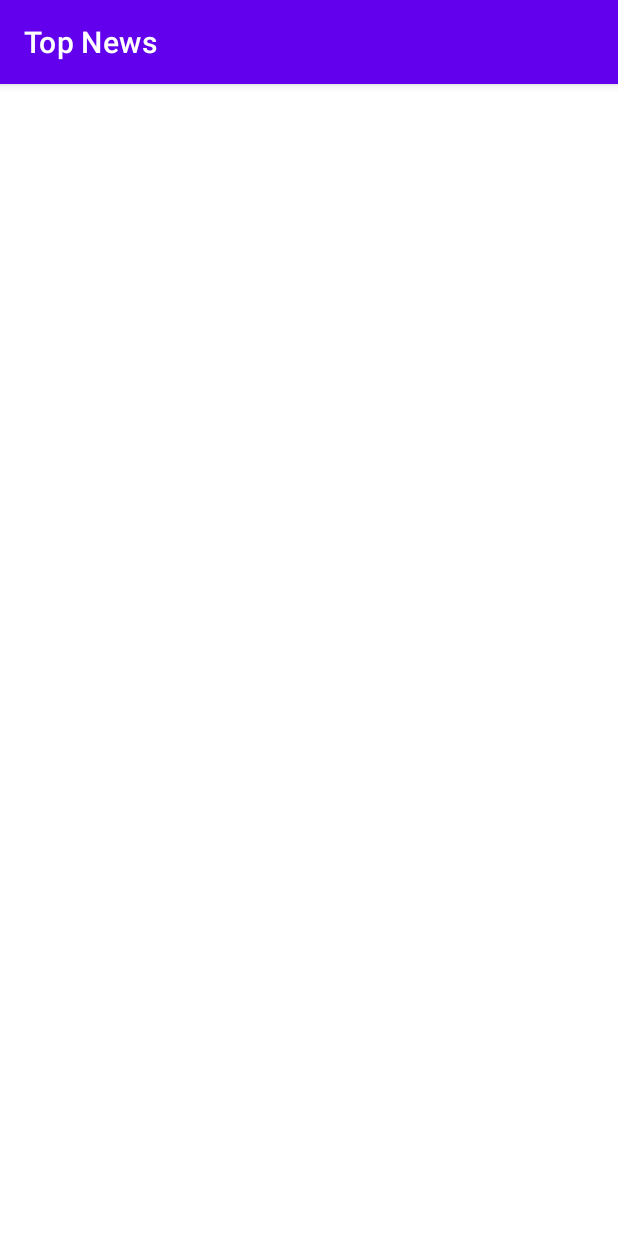
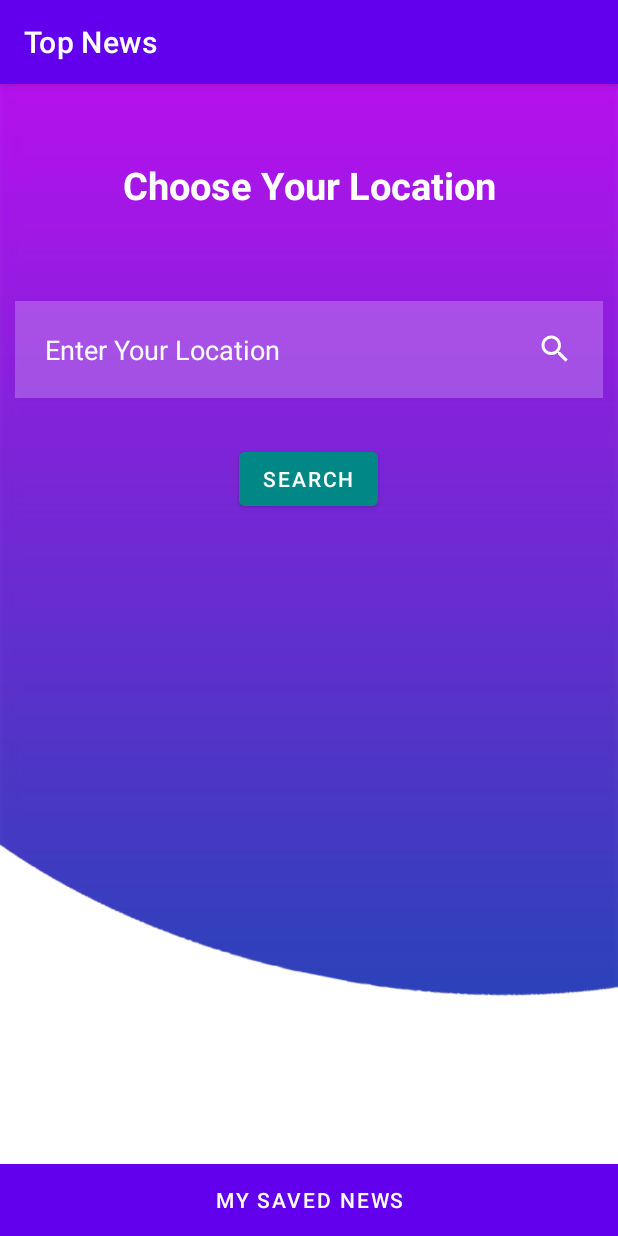
Before and after one commit to echwaadams/Top-News, an Android app: the LocationActivity screen opened directly, with no data from a screen before it, on a phone screen of 412 x 824 dp. Run offline under Robolectric (Android 15) with nearby library versions, the phone set to English and light mode, and no system bars; our stand-ins replace ButterKnife.

Commit message:
implemented location search functionality.

```diff
--- a/app/src/main/java/com/adams/topnews/ui/LocationActivity.java
+++ b/app/src/main/java/com/adams/topnews/ui/LocationActivity.java
@@ -2,13 +2,47 @@ package com.adams.topnews.ui;
 
 import androidx.appcompat.app.AppCompatActivity;
 
+import android.content.Intent;
 import android.os.Bundle;
+import android.view.View;
+import android.widget.Button;
+import android.widget.EditText;
+import android.widget.TextView;
 
-public class LocationActivity extends AppCompatActivity {
+import com.adams.topnews.R;
+
+import butterknife.BindView;
+import butterknife.ButterKnife;
+
+public class LocationActivity extends AppCompatActivity implements View.OnClickListener{
+
+
+    @BindView(R.id.locationTextView)
+    TextView mLocationTextView;
+    @BindView(R.id.locationEditText)
+    EditText mLocationEditText;
+    @BindView(R.id.findHomesButton)
+    Button mFindHomesButton;
+    @BindView(R.id.savedNewsButton) Button mSavedNewsButton;
 
     @Override
     protected void onCreate(Bundle savedInstanceState) {
         super.onCreate(savedInstanceState);
         setContentView(R.layout.activity_location);
+        //binding Views
+        ButterKnife.bind(this);
+
+        //setting clickListener
+        mFindHomesButton.setOnClickListener(this);
+        mSavedNewsButton.setOnClickListener(this);
+    }
+
+    @Override
+    public void onClick(View view){
+        if (view == mFindHomesButton){
+            String location = mLocationEditText.getText().toString();
+            Intent intent = new Intent(LoginActivity.this, NewsActivity.class);
+            startActivity(intent);
+        }
     }
 }
--- /dev/null
+++ b/app/src/main/res/drawable/ic_baseline_search_24.xml
@@ -0,0 +1,5 @@
+<vector android:height="24dp" android:tint="#FFFFFF"
+    android:viewportHeight="24" android:viewportWidth="24"
+    android:width="24dp" xmlns:android="http://schemas.android.com/apk/res/android">
+    <path android:fillColor="@android:color/white" android:pathData="M15.5,14h-0.79l-0.28,-0.27C15.41,12.59 16,11.11 16,9.5 16,5.91 13.09,3 9.5,3S3,5.91 3,9.5 5.91,16 9.5,16c1.61,0 3.09,-0.59 4.23,-1.57l0.27,0.28v0.79l5,4.99L20.49,19l-4.99,-5zM9.5,14C7.01,14 5,11.99 5,9.5S7.01,5 9.5,5 14,7.01 14,9.5 11.99,14 9.5,14z"/>
+</vector>
--- a/app/src/main/res/layout/activity_location.xml
+++ b/app/src/main/res/layout/activity_location.xml
@@ -1,9 +1,58 @@
 <?xml version="1.0" encoding="utf-8"?>
-<androidx.constraintlayout.widget.ConstraintLayout xmlns:android="http://schemas.android.com/apk/res/android"
-    xmlns:app="http://schemas.android.com/apk/res-auto"
+<RelativeLayout xmlns:android="http://schemas.android.com/apk/res/android"
     xmlns:tools="http://schemas.android.com/tools"
     android:layout_width="match_parent"
+    android:background="@drawable/login"
     android:layout_height="match_parent"
     tools:context=".ui.LocationActivity">
 
-</androidx.constraintlayout.widget.ConstraintLayout>
+    <TextView
+        android:id="@+id/locationTextView"
+        android:layout_width="match_parent"
+        android:layout_height="wrap_content"
+        android:text="Choose Your Location"
+        android:textColor="@color/white"
+        android:textSize="25dp"
+        android:textStyle="bold"
+        android:layout_margin="50dp"
+        android:gravity="center"/>
+
+    <EditText
+        android:layout_width="match_parent"
+        android:layout_height="wrap_content"
+        android:id="@+id/locationEditText"
+        android:background="#38ffffff"
+        android:hint="Enter Your Location"
+        android:layout_below="@id/locationTextView"
+        android:textColorHint="@color/white"
+        android:layout_margin="10dp"
+        android:drawableRight="@drawable/ic_baseline_search_24"
+        android:drawablePadding="20dp"
+        android:padding="20dp"/>
+
+    <com.google.android.material.button.MaterialButton
+        android:id="@+id/findHomesButton"
+        android:text="Search"
+        android:layout_width="wrap_content"
+        android:layout_height="wrap_content"
+        android:layout_below="@id/locationEditText"
+        android:layout_centerHorizontal="true"
+        android:layout_marginStart="20dp"
+        android:layout_marginTop="20dp"
+        android:layout_marginEnd="20dp"
+        android:layout_marginBottom="20dp"
+        android:backgroundTint="@color/design_default_color_secondary_variant" />
+    <Button
+        android:layout_width="match_parent"
+        android:layout_height="wrap_content"
+        android:text="My Saved News"
+        android:id="@+id/savedNewsButton"
+        android:background="@color/cardview_dark_background"
+        android:textColor="@color/white"
+        android:visibility="visible"
+        android:layout_alignParentBottom="true"
+        android:layout_alignParentLeft="true"
+        android:layout_alignParentStart="true"/>
+
+
+</RelativeLayout>
```
